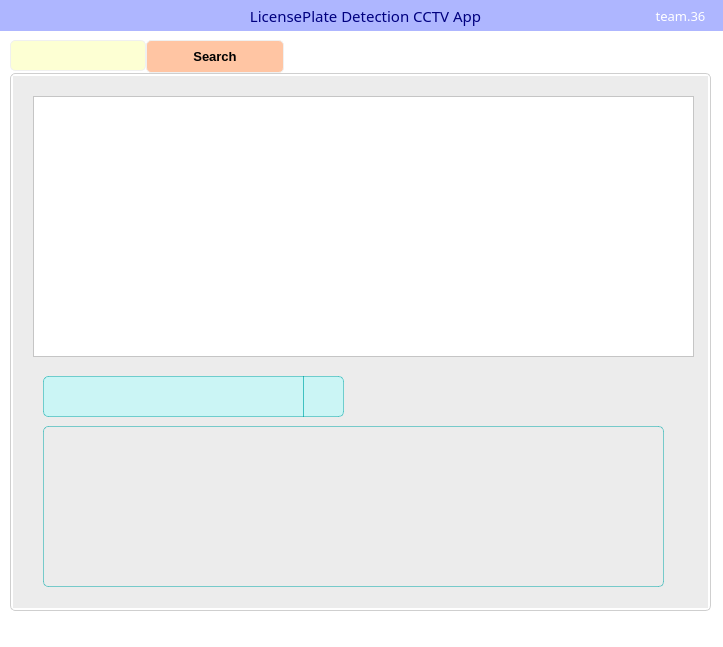
Old version of the form cctv_36/mainwindow.ui in the repository VEDA-ThirtySix/PAMS-client.
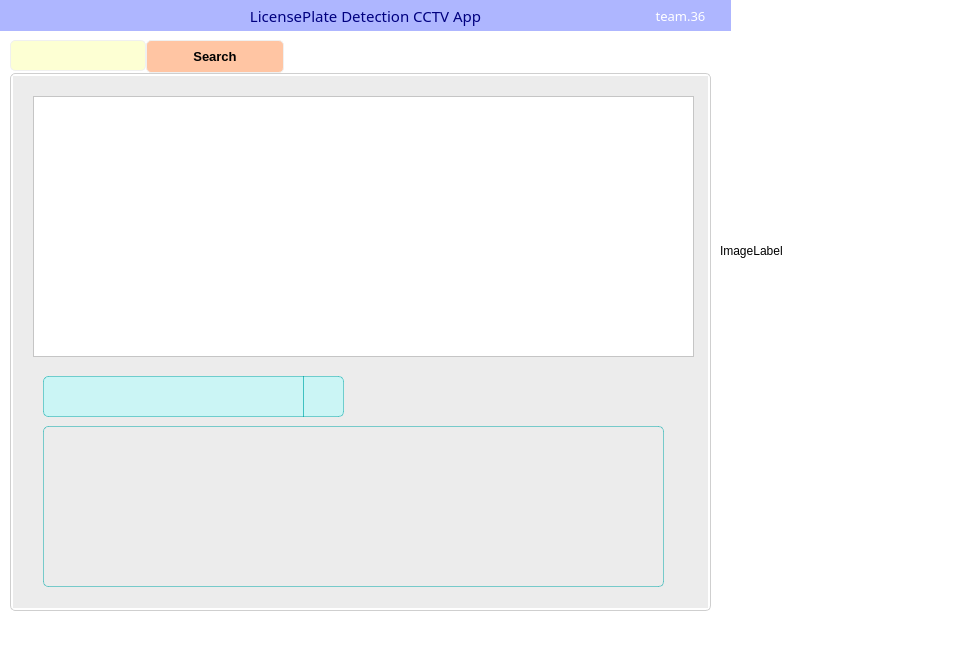
New version of the form. Icons and pictures are not drawn.

```diff
--- a/cctv_36/mainwindow.ui
+++ b/cctv_36/mainwindow.ui
@@ -6,7 +6,7 @@
    <rect>
     <x>0</x>
     <y>0</y>
-    <width>723</width>
+    <width>957</width>
     <height>647</height>
    </rect>
   </property>
@@ -369,6 +369,19 @@
      <set>Qt::AlignmentFlag::AlignCenter</set>
     </property>
    </widget>
+   <widget class="QLabel" name="imageLabel">
+    <property name="geometry">
+     <rect>
+      <x>720</x>
+      <y>80</y>
+      <width>221</width>
+      <height>341</height>
+     </rect>
+    </property>
+    <property name="text">
+     <string>ImageLabel</string>
+    </property>
+   </widget>
   </widget>
   <widget class="QStatusBar" name="statusbar"/>
  </widget>
```
